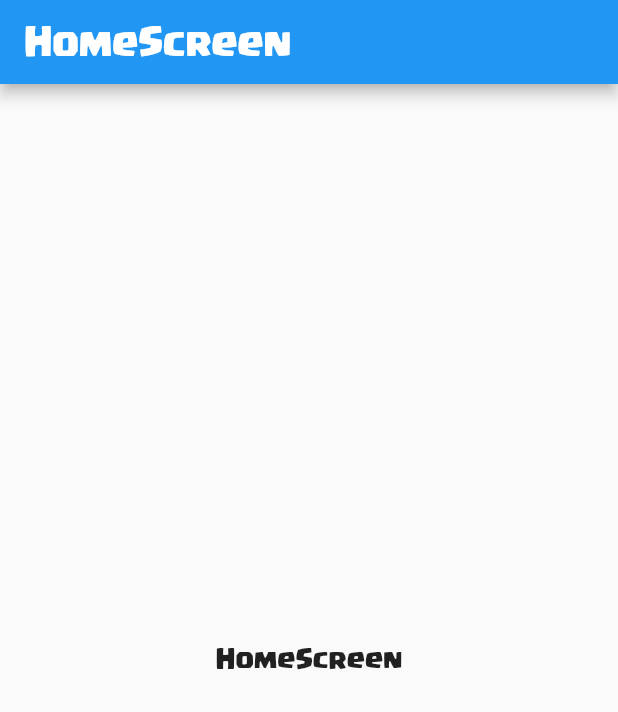
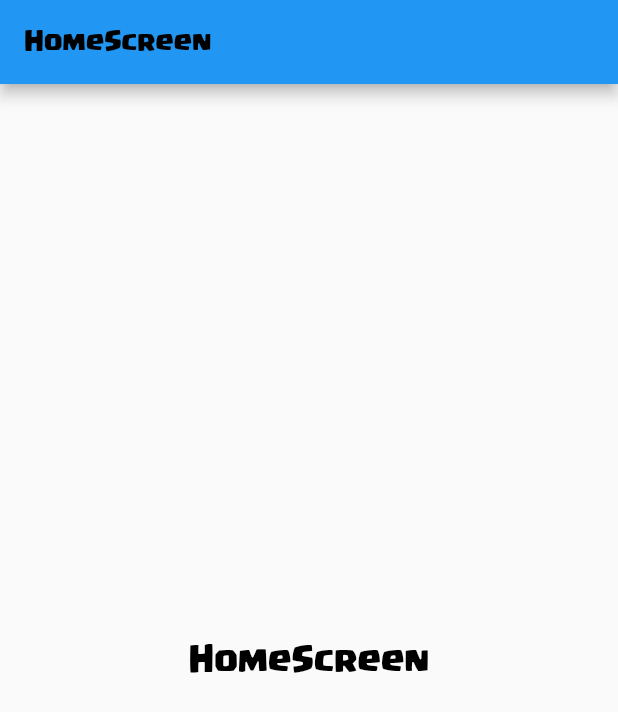
Before and after one commit to zyllus17/clash_of_clans_ui, a Flutter app: the screen it shows after launch, on a phone screen of 412 x 824 dp. Shown: the top 712 px of the screen. Run offline on Flutter 3.47's test engine with Material 2 defaults, Android fonts, the phone set to English and light mode, and no system bars; our stand-ins replace flutter_screenutil.

Commit message:
start here

```diff
--- /dev/null
+++ b/lib/constants/colors.dart
@@ -0,0 +1,12 @@
+import 'package:flutter/material.dart';
+
+class AppColors {
+  AppColors._();
+
+  static const Color barbarianBG = Color(0xFFFFF4CF);
+  static const Color balloonBG = Color(0xFFFFBDB8);
+  static const Color babyDragonBG = Color(0xFFC6FFC5);
+  static const Color dragonBG = Color(0xFFCACBFF);
+  static const Color bar = Color(0xFFF1CD4E);
+  static const Color textColor = Color(0xFF000000);
+}
--- /dev/null
+++ b/lib/constants/theme.dart
@@ -0,0 +1,38 @@
+import 'package:flutter/material.dart';
+import 'package:flutter_screenutil/flutter_screenutil.dart';
+
+import 'colors.dart';
+
+class AppTheme {
+  static final ThemeData appTheme = ThemeData(
+    textTheme: lightTextTheme,
+  );
+
+  static final TextTheme lightTextTheme = TextTheme(
+    // headline1: _headline1, //24px
+    headline2: _headline2, //18px
+    headline3: _headline3, //14px
+    // headline4: _headline4, //16px
+    headline5: _headline5, //12px
+  );
+
+  static final TextStyle _headline5 = TextStyle(
+    fontFamily: "Supercell",
+    fontWeight: FontWeight.w400,
+    color: AppColors.textColor,
+    fontSize: 12.sp,
+  );
+  static final TextStyle _headline3 = TextStyle(
+    fontFamily: "Supercell",
+    fontWeight: FontWeight.w400,
+    color: AppColors.textColor,
+    fontSize: 14.sp,
+  );
+
+  static final TextStyle _headline2 = TextStyle(
+    fontFamily: "Supercell",
+    fontWeight: FontWeight.w400,
+    color: AppColors.textColor,
+    fontSize: 18.sp,
+  );
+}
--- a/lib/main.dart
+++ b/lib/main.dart
@@ -1,5 +1,7 @@
+import 'package:clash_of_clans_ui/constants/theme.dart';
 import 'package:clash_of_clans_ui/screens/home_screen.dart';
 import 'package:flutter/material.dart';
+import 'package:flutter_screenutil/flutter_screenutil.dart';
 
 void main() => runApp(const MyApp());
 
@@ -8,10 +10,13 @@ class MyApp extends StatelessWidget {
 
   @override
   Widget build(BuildContext context) {
-    return MaterialApp(
-      title: 'Material App',
-      theme: ThemeData(fontFamily: 'Supercell'),
-      home: const HomeScreen(),
+    return ScreenUtilInit(
+      designSize: const Size(411, 731),
+      builder: () => MaterialApp(
+        title: 'Material App',
+        theme: AppTheme.appTheme,
+        home: const HomeScreen(),
+      ),
     );
   }
 }
--- a/lib/screens/home_screen.dart
+++ b/lib/screens/home_screen.dart
@@ -7,10 +7,16 @@ class HomeScreen extends StatelessWidget {
   Widget build(BuildContext context) {
     return Scaffold(
       appBar: AppBar(
-        title: const Text('HomeScreen'),
+        title: Text(
+          'HomeScreen',
+          style: Theme.of(context).textTheme.headline3,
+        ),
       ),
-      body: const Center(
-        child: Text('HomeScreen'),
+      body: Center(
+        child: Text(
+          'HomeScreen',
+          style: Theme.of(context).textTheme.headline2,
+        ),
       ),
     );
   }
```
Also changed, not shown: lib/constants/images.dart (added, +19 -0 lines), lib/constants/strings.dart (added, +18 -0 lines), pubspec.yaml (+7 -14 lines), pubspec.lock.
